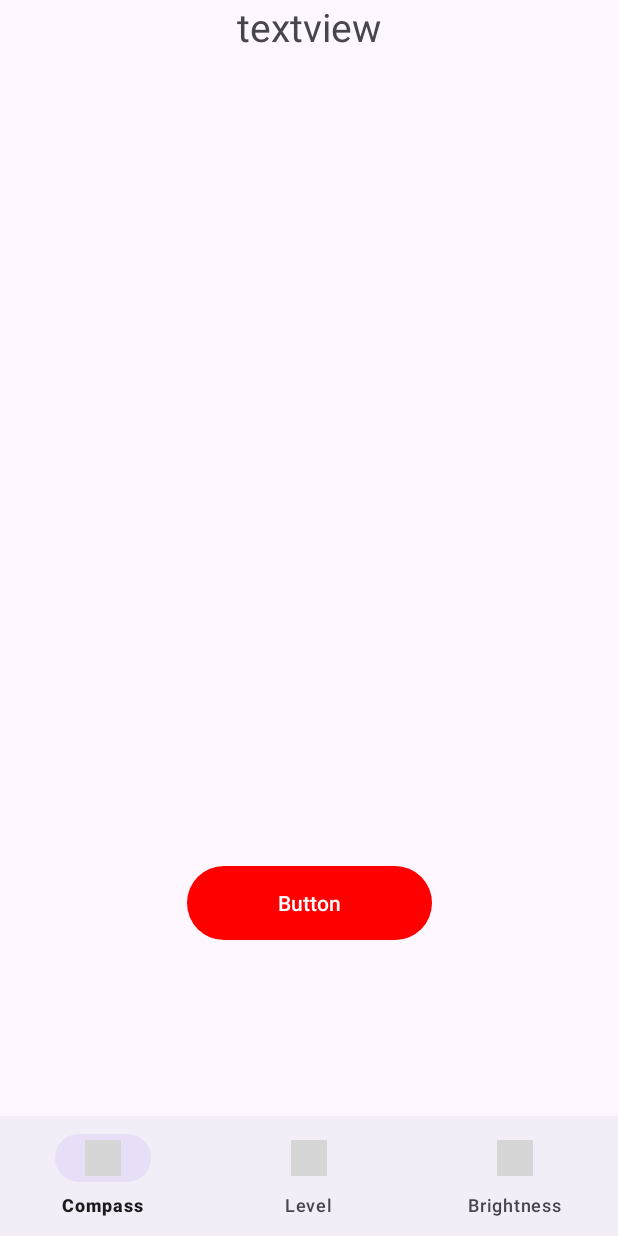
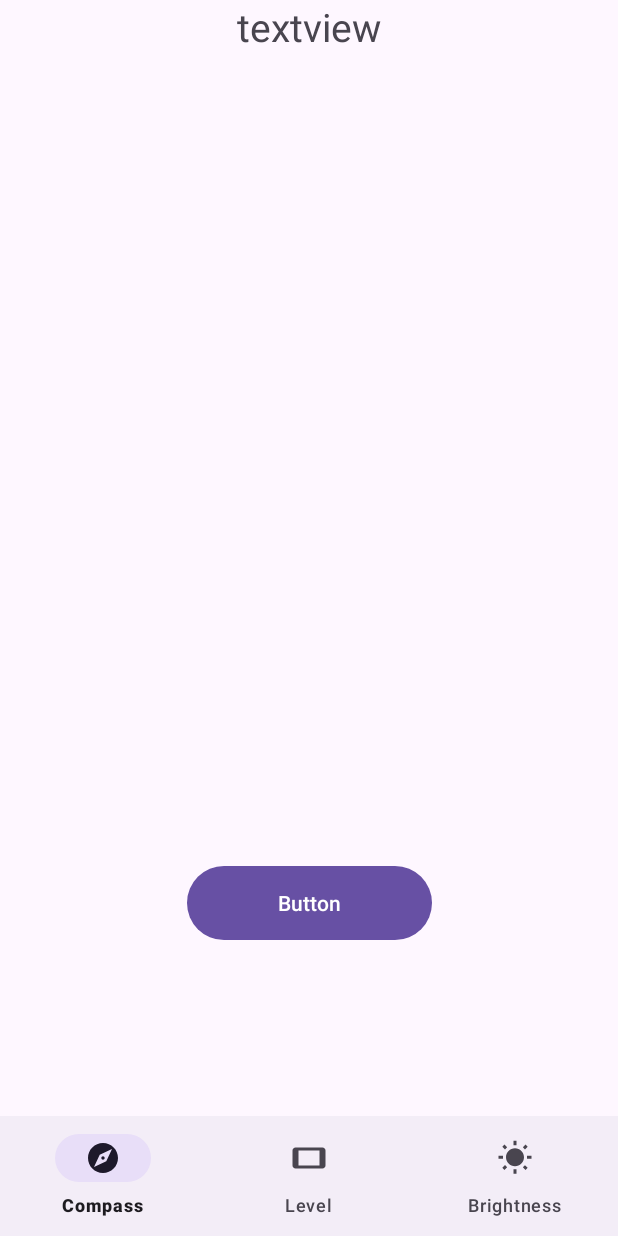
Before and after one commit to Bl4ckspell7/Android-SensorTest2, an Android app: the screen it shows after launch (MainActivity), on a phone screen of 412 x 824 dp. Run offline under Robolectric (Android 15) with nearby library versions, the phone set to English and light mode, and no system bars; grey boxes are pictures that could not be loaded.

Commit message:
added files to git

```diff
--- /dev/null
+++ b/app/src/main/res/drawable/baseline_explore_24.xml
@@ -0,0 +1,5 @@
+<vector android:height="24dp" android:tint="#000000"
+    android:viewportHeight="24" android:viewportWidth="24"
+    android:width="24dp" xmlns:android="http://schemas.android.com/apk/res/android">
+    <path android:fillColor="@android:color/white" android:pathData="M12,10.9c-0.61,0 -1.1,0.49 -1.1,1.1s0.49,1.1 1.1,1.1c0.61,0 1.1,-0.49 1.1,-1.1s-0.49,-1.1 -1.1,-1.1zM12,2C6.48,2 2,6.48 2,12s4.48,10 10,10 10,-4.48 10,-10S17.52,2 12,2zM14.19,14.19L6,18l3.81,-8.19L18,6l-3.81,8.19z"/>
+</vector>
--- /dev/null
+++ b/app/src/main/res/drawable/baseline_screen_rotation_24.xml
@@ -0,0 +1,5 @@
+<vector android:height="24dp" android:tint="#000000"
+    android:viewportHeight="24" android:viewportWidth="24"
+    android:width="24dp" xmlns:android="http://schemas.android.com/apk/res/android">
+    <path android:fillColor="@android:color/white" android:pathData="M16.48,2.52c3.27,1.55 5.61,4.72 5.97,8.48h1.5C23.44,4.84 18.29,0 12,0l-0.66,0.03 3.81,3.81 1.33,-1.32zM10.23,1.75c-0.59,-0.59 -1.54,-0.59 -2.12,0L1.75,8.11c-0.59,0.59 -0.59,1.54 0,2.12l12.02,12.02c0.59,0.59 1.54,0.59 2.12,0l6.36,-6.36c0.59,-0.59 0.59,-1.54 0,-2.12L10.23,1.75zM14.83,21.19L2.81,9.17l6.36,-6.36 12.02,12.02 -6.36,6.36zM7.52,21.48C4.25,19.94 1.91,16.76 1.55,13L0.05,13C0.56,19.16 5.71,24 12,24l0.66,-0.03 -3.81,-3.81 -1.33,1.32z"/>
+</vector>
--- /dev/null
+++ b/app/src/main/res/drawable/baseline_stay_current_landscape_24.xml
@@ -0,0 +1,5 @@
+<vector android:height="24dp" android:tint="#000000"
+    android:viewportHeight="24" android:viewportWidth="24"
+    android:width="24dp" xmlns:android="http://schemas.android.com/apk/res/android">
+    <path android:fillColor="@android:color/white" android:pathData="M1.01,7L1,17c0,1.1 0.9,2 2,2h18c1.1,0 2,-0.9 2,-2V7c0,-1.1 -0.9,-2 -2,-2H3c-1.1,0 -1.99,0.9 -1.99,2zM19,7v10H5V7h14z"/>
+</vector>
--- /dev/null
+++ b/app/src/main/res/drawable/baseline_wb_sunny_24.xml
@@ -0,0 +1,5 @@
+<vector android:height="24dp" android:tint="#000000"
+    android:viewportHeight="24" android:viewportWidth="24"
+    android:width="24dp" xmlns:android="http://schemas.android.com/apk/res/android">
+    <path android:fillColor="@android:color/white" android:pathData="M6.76,4.84l-1.8,-1.79 -1.41,1.41 1.79,1.79 1.42,-1.41zM4,10.5L1,10.5v2h3v-2zM13,0.55h-2L11,3.5h2L13,0.55zM20.45,4.46l-1.41,-1.41 -1.79,1.79 1.41,1.41 1.79,-1.79zM17.24,18.16l1.79,1.8 1.41,-1.41 -1.8,-1.79 -1.4,1.4zM20,10.5v2h3v-2h-3zM12,5.5c-3.31,0 -6,2.69 -6,6s2.69,6 6,6 6,-2.69 6,-6 -2.69,-6 -6,-6zM11,22.45h2L13,19.5h-2v2.95zM3.55,18.54l1.41,1.41 1.79,-1.8 -1.41,-1.41 -1.79,1.8z"/>
+</vector>
--- a/app/src/main/res/values-night/themes.xml
+++ b/app/src/main/res/values-night/themes.xml
@@ -2,9 +2,6 @@
     <!-- Base application theme. -->
     <style name="Base.Theme.SensorTest2" parent="Theme.Material3.DayNight.NoActionBar">
         <!-- Customize your dark theme here. -->
-        <item name="colorPrimary">@color/colorPrimary</item>
-        <item name="colorPrimaryDark">@color/colorPrimaryDark</item>
-        <item name="colorAccent">@color/colorAccent</item>
         <item name="android:windowTranslucentStatus">true</item>
         <item name="android:windowTranslucentNavigation">true</item>
     </style>
--- a/app/src/main/res/values/themes.xml
+++ b/app/src/main/res/values/themes.xml
@@ -2,9 +2,6 @@
     <!-- Base application theme. -->
     <style name="Base.Theme.SensorTest2" parent="Theme.Material3.DayNight.NoActionBar">
         <!-- Customize your light theme here. -->
-        <item name="colorPrimary">@color/colorPrimary</item>
-        <item name="colorPrimaryDark">@color/colorPrimaryDark</item>
-        <item name="colorAccent">@color/colorAccent</item>
         <item name="android:windowTranslucentStatus">true</item>
         <item name="android:windowTranslucentNavigation">true</item>
     </style>
```
